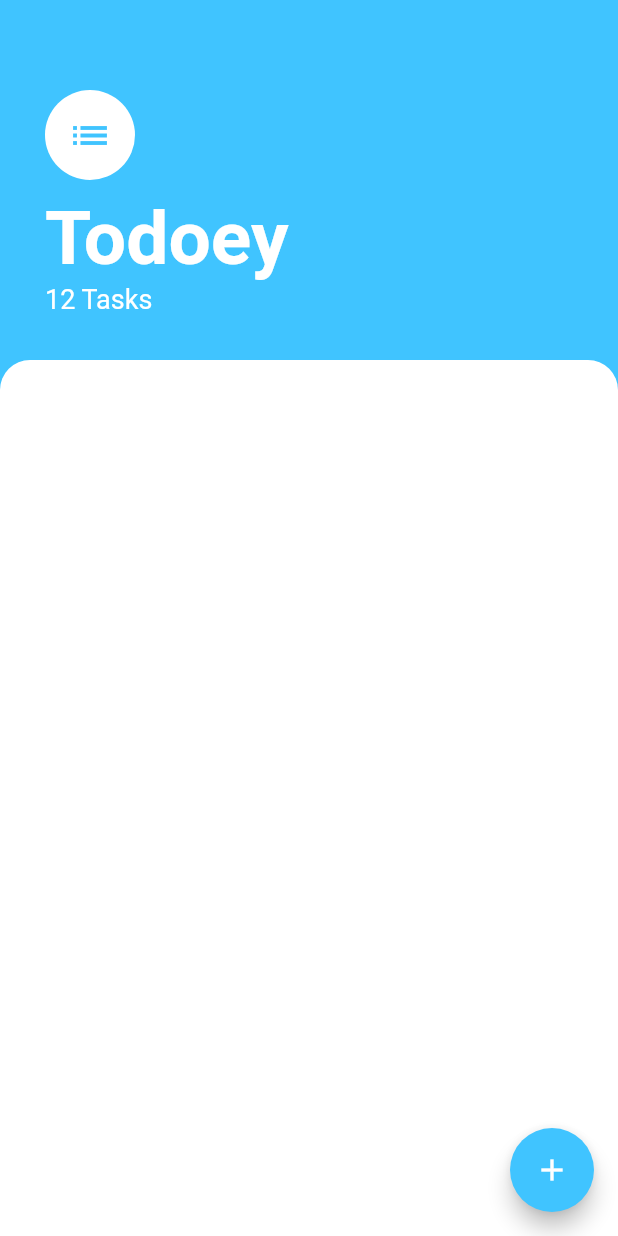
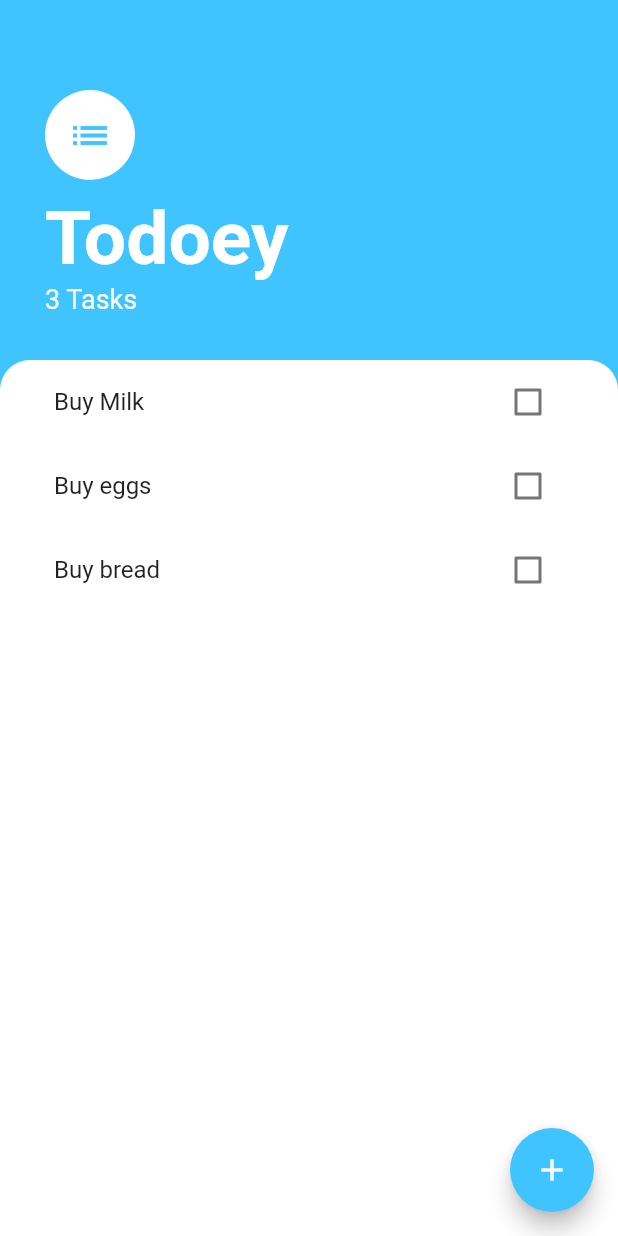
Before and after one commit to jhunderdog/flutter_todoey, a Flutter app: the screen it shows after launch, on a phone screen of 412 x 824 dp. Run offline on Flutter 3.47's test engine with Material 2 defaults, Android fonts, the phone set to English and light mode, and no system bars.

```diff
--- a/lib/main.dart
+++ b/lib/main.dart
@@ -1,5 +1,5 @@
 import 'package:flutter/material.dart';
-import 'package:todoey_flutter/screens/tasks.dart';
+import 'package:todoey_flutter/screens/tasks_screen.dart';
 
 void main() {
   runApp(MyApp());
--- /dev/null
+++ b/lib/models/task.dart
@@ -0,0 +1,9 @@
+class Task {
+  final String name;
+  bool isDone;
+  Task({this.name, this.isDone = false});
+
+  void toggleDone() {
+    isDone = !isDone;
+  }
+}
--- a/lib/screens/tasks.dart
+++ /dev/null
@@ -1,62 +0,0 @@
-import 'package:flutter/material.dart';
-
-class TasksScreen extends StatelessWidget {
-  @override
-  Widget build(BuildContext context) {
-    return Scaffold(
-        backgroundColor: Colors.lightBlueAccent,
-        floatingActionButton: FloatingActionButton(
-            backgroundColor: Colors.lightBlueAccent, child: Icon(Icons.add)),
-        body: Column(
-          crossAxisAlignment: CrossAxisAlignment.start,
-          children: [
-            Container(
-              padding: EdgeInsets.only(
-                  top: 60.0, left: 30.0, right: 30.0, bottom: 30.0),
-              child: Column(
-                crossAxisAlignment: CrossAxisAlignment.start,
-                children: [
-                  CircleAvatar(
-                    child: Icon(
-                      Icons.list,
-                      size: 30.0,
-                      color: Colors.lightBlueAccent,
-                    ),
-                    backgroundColor: Colors.white,
-                    radius: 30.0,
-                  ),
-                  SizedBox(
-                    height: 10.0,
-                  ),
-                  Text(
-                    'Todoey',
-                    style: TextStyle(
-                      color: Colors.white,
-                      fontSize: 50.0,
-                      fontWeight: FontWeight.w700,
-                    ),
-                  ),
-                  Text(
-                    '12 Tasks',
-                    style: TextStyle(
-                      color: Colors.white,
-                      fontSize: 18,
-                    ),
-                  ),
-                ],
-              ),
-            ),
-            Expanded(
-              child: Container(
-                decoration: BoxDecoration(
-                    color: Colors.white,
-                    borderRadius: BorderRadius.only(
-                      topLeft: Radius.circular(20.0),
-                      topRight: Radius.circular(20.0),
-                    )),
-              ),
-            )
-          ],
-        ));
-  }
-}
--- /dev/null
+++ b/lib/screens/tasks_screen.dart
@@ -0,0 +1,99 @@
+import 'package:flutter/material.dart';
+import 'package:todoey_flutter/widgets/tasks_list.dart';
+import 'package:todoey_flutter/screens/add_task_screen.dart';
+import 'package:todoey_flutter/models/task.dart';
+
+class TasksScreen extends StatefulWidget {
+  @override
+  _TasksScreenState createState() => _TasksScreenState();
+}
+
+class _TasksScreenState extends State<TasksScreen> {
+  List<Task> tasks = [
+    Task(name: 'Buy Milk'),
+    Task(name: 'Buy eggs'),
+    Task(name: 'Buy bread'),
+  ];
+
+  @override
+  Widget build(BuildContext context) {
+    return Scaffold(
+        backgroundColor: Colors.lightBlueAccent,
+        floatingActionButton: FloatingActionButton(
+            onPressed: () {
+              showModalBottomSheet(
+                context: context,
+                isScrollControlled: true,
+                builder: (context) => SingleChildScrollView(
+                  child: Container(
+                      padding: EdgeInsets.only(
+                          bottom: MediaQuery.of(context).viewInsets.bottom),
+                      child: AddTaskScreen((newTaskTitle) {
+                        setState(() {
+                          tasks.add(
+                            Task(name: newTaskTitle),
+                          );
+                        });
+                        Navigator.pop(context);
+                      })),
+                ),
+              );
+            },
+            backgroundColor: Colors.lightBlueAccent,
+            child: Icon(Icons.add)),
+        body: Column(
+          crossAxisAlignment: CrossAxisAlignment.start,
+          children: [
+            Container(
+              padding: EdgeInsets.only(
+                  top: 60.0, left: 30.0, right: 30.0, bottom: 30.0),
+              child: Column(
+                crossAxisAlignment: CrossAxisAlignment.start,
+                children: [
+                  CircleAvatar(
+                    child: Icon(
+                      Icons.list,
+                      size: 30.0,
+                      color: Colors.lightBlueAccent,
+                    ),
+                    backgroundColor: Colors.white,
+                    radius: 30.0,
+                  ),
+                  SizedBox(
+                    height: 10.0,
+                  ),
+                  Text(
+                    'Todoey',
+                    style: TextStyle(
+                      color: Colors.white,
+                      fontSize: 50.0,
+                      fontWeight: FontWeight.w700,
+                    ),
+                  ),
+                  Text(
+                    '${tasks.length} Tasks',
+                    style: TextStyle(
+                      color: Colors.white,
+                      fontSize: 18,
+                    ),
+                  ),
+                ],
+              ),
+            ),
+            Expanded(
+              child: Container(
+                padding: EdgeInsets.symmetric(horizontal: 20.0),
+                decoration: BoxDecoration(
+                  color: Colors.white,
+                  borderRadius: BorderRadius.only(
+                    topLeft: Radius.circular(20.0),
+                    topRight: Radius.circular(20.0),
+                  ),
+                ),
+                child: TasksList(tasks),
+              ),
+            )
+          ],
+        ));
+  }
+}
--- /dev/null
+++ b/lib/widgets/task_tile.dart
@@ -0,0 +1,23 @@
+import 'package:flutter/material.dart';
+
+class TaskTile extends StatelessWidget {
+  final bool isChecked;
+  final String taskTitle;
+  final Function checkboxCallback;
+  TaskTile({this.isChecked, this.taskTitle, this.checkboxCallback});
+
+  @override
+  Widget build(BuildContext context) {
+    return ListTile(
+      title: Text(taskTitle,
+          style: isChecked
+              ? TextStyle(decoration: TextDecoration.lineThrough)
+              : null),
+      trailing: Checkbox(
+        activeColor: Colors.lightBlueAccent,
+        value: isChecked,
+        onChanged: checkboxCallback,
+      ),
+    );
+  }
+}
--- /dev/null
+++ b/lib/widgets/tasks_list.dart
@@ -0,0 +1,29 @@
+import 'package:flutter/material.dart';
+import 'package:todoey_flutter/widgets/task_tile.dart';
+import 'package:todoey_flutter/models/task.dart';
+
+class TasksList extends StatefulWidget {
+  final List<Task> tasks;
+  TasksList(this.tasks);
+  @override
+  _TasksListState createState() => _TasksListState();
+}
+
+class _TasksListState extends State<TasksList> {
+  @override
+  Widget build(BuildContext context) {
+    return ListView.builder(
+      itemBuilder: (context, index) {
+        return TaskTile(
+            taskTitle: widget.tasks[index].name,
+            isChecked: widget.tasks[index].isDone,
+            checkboxCallback: (checkboxState) {
+              setState(() {
+                widget.tasks[index].toggleDone();
+              });
+            });
+      },
+      itemCount: widget.tasks.length,
+    );
+  }
+}
```
Also changed, not shown: lib/screens/add_task_screen.dart (added, +54 -0 lines).
